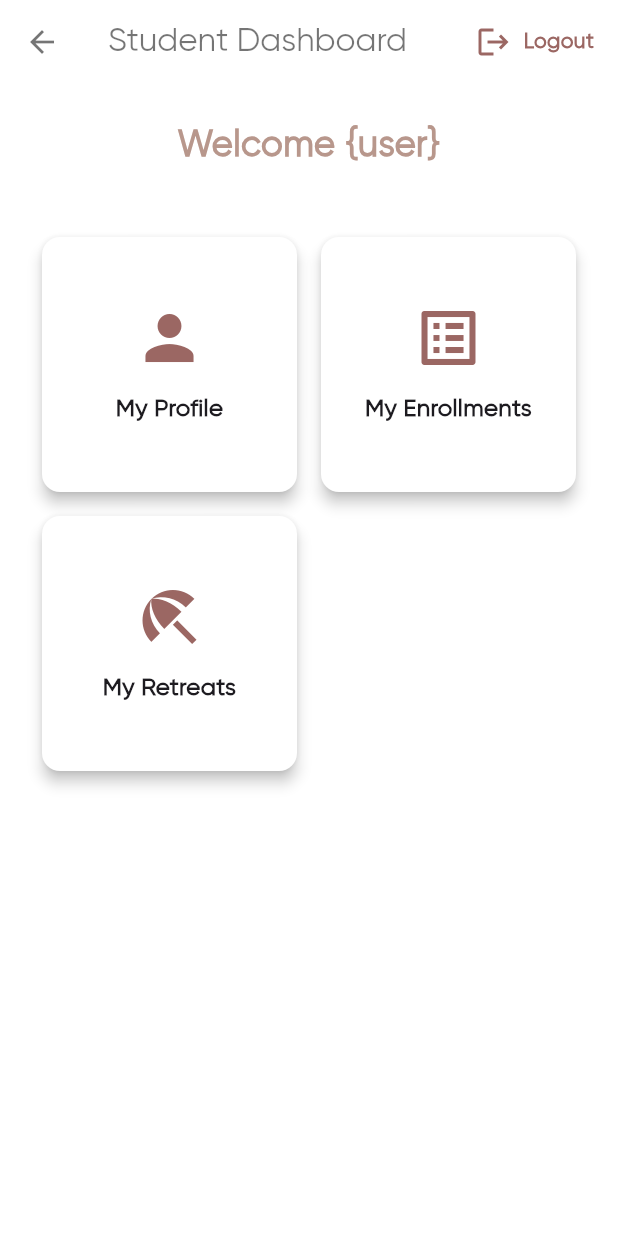
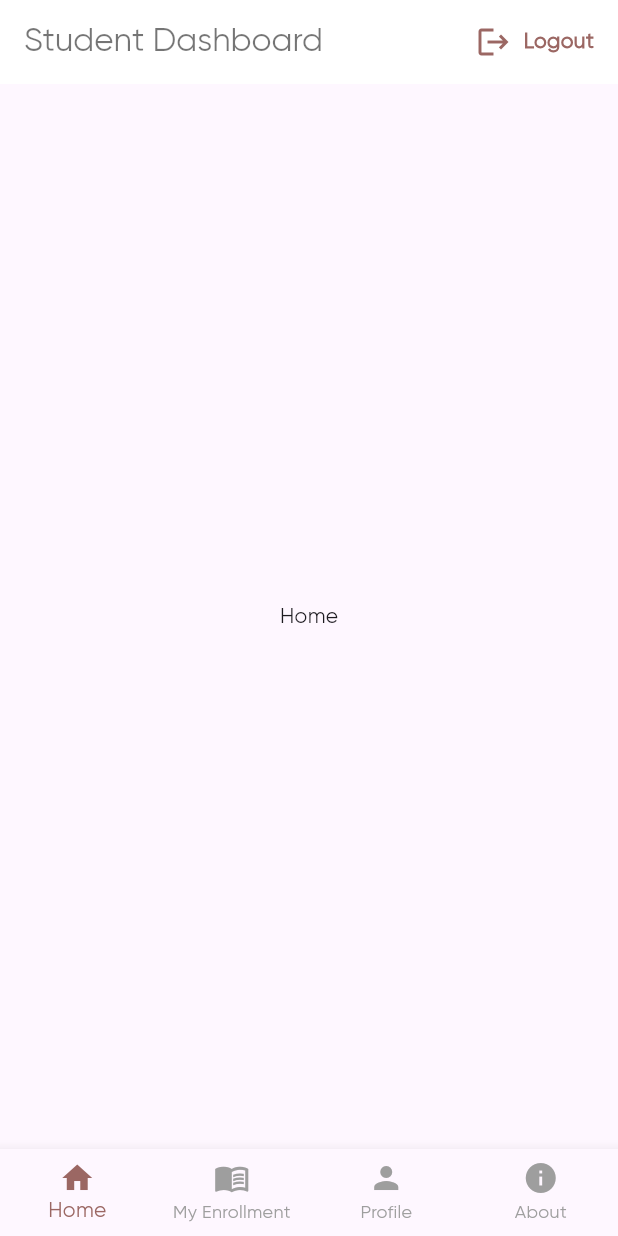
Before and after one commit to ashishmool/nirlipta-yoga-mobile, a Flutter app: the StudentDashboardScreenView screen opened by its route, on a phone screen of 412 x 824 dp. Run offline on Flutter 3.47's test engine with Material 3 defaults, Android fonts, the phone set to English and light mode, and no system bars; our stand-ins replace flutter_svg, lottie; project files that could hold a hidden picture were left out.

Commit message:
Bottom Navigation Added
-- Added bottom navigation
-- Home, Enrollments, Profile and About screens
-- Disabled Back Navigation in appBar using automaticallyImplyLeading property

```diff
--- a/nirlipta_yoga_mobile/lib/app.dart
+++ b/nirlipta_yoga_mobile/lib/app.dart
@@ -2,7 +2,7 @@ import 'package:flutter/material.dart';
 import 'package:nirlipta_yoga_mobile/view/onboarding_screen_view.dart';
 import 'package:nirlipta_yoga_mobile/view/auth/request_password_screen_view.dart';
 import 'package:nirlipta_yoga_mobile/view/auth/verify_otp_screen_view.dart';
-import 'package:nirlipta_yoga_mobile/view/dashboard/student_dashboard_screen_view.dart';
+import 'package:nirlipta_yoga_mobile/view/dashboard/user_dashboard_screen_view.dart';
 import 'package:nirlipta_yoga_mobile/view/auth/login_screen_view.dart';
 import 'package:nirlipta_yoga_mobile/view/auth/register_screen_view.dart';
 import 'package:nirlipta_yoga_mobile/view/auth/reset_password_screen_view.dart';
--- /dev/null
+++ b/nirlipta_yoga_mobile/lib/view/dashboard/bottom_screen/about_screen_view.dart
@@ -0,0 +1,10 @@
+import 'package:flutter/material.dart';
+
+class AboutScreenView extends StatelessWidget {
+  const AboutScreenView ({super.key});
+
+  @override
+  Widget build(BuildContext context) {
+    return const Center(child: Text('About Us'));
+  }
+}
--- /dev/null
+++ b/nirlipta_yoga_mobile/lib/view/dashboard/bottom_screen/enrollments_screen_view.dart
@@ -0,0 +1,10 @@
+import 'package:flutter/material.dart';
+
+class EnrollmentScreenView extends StatelessWidget {
+  const EnrollmentScreenView ({super.key});
+
+  @override
+  Widget build(BuildContext context) {
+    return const Center(child: Text('My Enrollments'));
+  }
+}
--- /dev/null
+++ b/nirlipta_yoga_mobile/lib/view/dashboard/bottom_screen/home_screen_view.dart
@@ -0,0 +1,10 @@
+import 'package:flutter/material.dart';
+
+class HomeScreenView extends StatelessWidget {
+  const HomeScreenView ({super.key});
+
+  @override
+  Widget build(BuildContext context) {
+    return const Center(child: Text('Home'));
+  }
+}
--- /dev/null
+++ b/nirlipta_yoga_mobile/lib/view/dashboard/bottom_screen/profile_screen_view.dart
@@ -0,0 +1,10 @@
+import 'package:flutter/material.dart';
+
+class ProfileScreenView extends StatelessWidget {
+  const ProfileScreenView ({super.key});
+
+  @override
+  Widget build(BuildContext context) {
+    return const Center(child: Text('My Profile'));
+  }
+}
--- a/nirlipta_yoga_mobile/lib/view/dashboard/student_dashboard_screen_view.dart
+++ /dev/null
@@ -1,138 +0,0 @@
-import 'package:flutter/material.dart';
-import '../../common/snackbar.dart';
-
-class StudentDashboardScreenView extends StatelessWidget {
-  const StudentDashboardScreenView({super.key});
-
-  @override
-  Widget build(BuildContext context) {
-    final primaryColor = const Color(0xFF9B6763); // Primary color
-    final secondaryColor = const Color(0xFFB8978C); // Secondary color
-
-    final dashboardItems = [
-      {
-        'title': 'My Profile',
-        'icon': Icons.person,
-        'route': '/my_profile'
-      },
-      {
-        'title': 'My Enrollments',
-        'icon': Icons.list_alt,
-        'route': '/my_enrollments'
-      },
-      {
-        'title': 'My Retreats',
-        'icon': Icons.beach_access,
-        'route': '/my_retreats'
-      },
-    ];
-
-    return Scaffold(
-      appBar: AppBar(
-        title: const Text('Student Dashboard'),
-        backgroundColor: Colors.white,
-        foregroundColor: Colors.black54,
-        actions: [
-          InkWell(
-            onTap: () {
-              Navigator.pushNamed(context, '/login');
-              showMySnackbar(context, 'Logged Out Successfully');
-            },
-            child: Padding(
-              padding: const EdgeInsets.symmetric(horizontal: 16.0),
-              child: Row(
-                children: [
-                  Icon(Icons.logout, color: primaryColor),
-                  const SizedBox(width: 8),
-                  Text(
-                    'Logout',
-                    style: TextStyle(
-                      color: primaryColor,
-                      fontSize: 14,
-                      fontWeight: FontWeight.w600,
-                      fontFamily: 'Gilroy',
-                    ),
-                  ),
-                ],
-              ),
-            ),
-          ),
-        ],
-      ),
-
-
-      body: SafeArea(
-        child: Container(
-          color: Colors.white,
-          child: Padding(
-            padding: const EdgeInsets.all(24.0),
-            child: Column(
-              children: [
-                // Welcome Text
-                Center(
-                  child: Text(
-                    'Welcome {user}',
-                    style: TextStyle(
-                      fontSize: 24,
-                      fontWeight: FontWeight.w700,
-                      color: secondaryColor,
-                      fontFamily: 'Gilroy',
-                    ),
-                  ),
-                ),
-                const SizedBox(height: 40),
-
-                // Dashboard Grid
-                Expanded(
-                  child: GridView.builder(
-                    gridDelegate: const SliverGridDelegateWithFixedCrossAxisCount(
-                      crossAxisCount: 2,
-                      crossAxisSpacing: 8.0,
-                      mainAxisSpacing: 8.0,
-                    ),
-                    itemCount: dashboardItems.length,
-                    itemBuilder: (context, index) {
-                      final item = dashboardItems[index];
-                      return GestureDetector(
-                        onTap: () {
-                          Navigator.pushNamed(context, item['route'] as String);
-                        },
-                        child: Card(
-                          elevation: 4,
-                          shape: RoundedRectangleBorder(
-                            borderRadius: BorderRadius.circular(12),
-                          ),
-                          color: Colors.white,
-                          child: Column(
-                            mainAxisAlignment: MainAxisAlignment.center,
-                            children: [
-                              Icon(
-                                item['icon'] as IconData,
-                                size: 48,
-                                color: primaryColor,
-                              ),
-                              const SizedBox(height: 12),
-                              Text(
-                                item['title'] as String,
-                                textAlign: TextAlign.center,
-                                style: const TextStyle(
-                                  fontSize: 16,
-                                  fontWeight: FontWeight.bold,
-                                ),
-                              ),
-                            ],
-                          ),
-                        ),
-                      );
-                    },
-                  ),
-                ),
-                const SizedBox(height: 16),
-              ],
-            ),
-          ),
-        ),
-      ),
-    );
-  }
-}
--- /dev/null
+++ b/nirlipta_yoga_mobile/lib/view/dashboard/user_dashboard_screen_view.dart
@@ -0,0 +1,87 @@
+import 'package:flutter/material.dart';
+import 'package:nirlipta_yoga_mobile/view/dashboard/bottom_screen/about_screen_view.dart';
+import 'package:nirlipta_yoga_mobile/view/dashboard/bottom_screen/enrollments_screen_view.dart';
+import 'package:nirlipta_yoga_mobile/view/dashboard/bottom_screen/profile_screen_view.dart';
+import '../../common/snackbar.dart';
+import 'bottom_screen/home_screen_view.dart';
+
+class StudentDashboardScreenView extends StatefulWidget {
+  const StudentDashboardScreenView({super.key});
+
+  @override
+  State<StudentDashboardScreenView> createState() =>
+      _StudentDashboardScreenViewState();
+}
+
+class _StudentDashboardScreenViewState
+    extends State<StudentDashboardScreenView> {
+  int _selectedIndex = 0;
+
+  List<Widget> lstBottomScreen = [
+    const HomeScreenView(),
+    const EnrollmentScreenView(),
+    const ProfileScreenView(),
+    const AboutScreenView(),
+  ];
+
+  @override
+  Widget build(BuildContext context) {
+    final primaryColor = const Color(0xFF9B6763); // Primary color
+    final secondaryColor = const Color(0xFFB8978C); // Secondary color
+
+    return Scaffold(
+      appBar: AppBar(
+        automaticallyImplyLeading: false,
+        title: const Text('Student Dashboard'),
+        backgroundColor: Colors.white,
+        foregroundColor: Colors.black54,
+        actions: [
+          InkWell(
+            onTap: () {
+              Navigator.pushNamed(context, '/login');
+              showMySnackbar(context, 'Logged Out Successfully');
+            },
+            child: Padding(
+              padding: const EdgeInsets.symmetric(horizontal: 16.0),
+              child: Row(
+                children: [
+                  Icon(Icons.logout, color: primaryColor),
+                  const SizedBox(width: 8),
+                  Text(
+                    'Logout',
+                    style: TextStyle(
+                      color: primaryColor,
+                      fontSize: 14,
+                      fontWeight: FontWeight.w600,
+                      fontFamily: 'Gilroy',
+                    ),
+                  ),
+                ],
+              ),
+            ),
+          ),
+        ],
+      ),
+      body: lstBottomScreen[_selectedIndex],
+      bottomNavigationBar: BottomNavigationBar(
+        type: BottomNavigationBarType.fixed,
+        items: const [
+          BottomNavigationBarItem(icon: Icon(Icons.home), label: "Home"),
+          BottomNavigationBarItem(
+              icon: Icon(Icons.menu_book), label: "My Enrollment"),
+          BottomNavigationBarItem(icon: Icon(Icons.person), label: "Profile"),
+          BottomNavigationBarItem(
+              icon: Icon(Icons.info), label: "About"),
+        ],
+        currentIndex: _selectedIndex,
+        selectedItemColor: primaryColor, // Set active item color
+        unselectedItemColor: Colors.grey, // Optional: Set inactive item color
+        onTap: (index) {
+          setState(() {
+            _selectedIndex = index;
+          });
+        },
+      ),
+    );
+  }
+}
```
